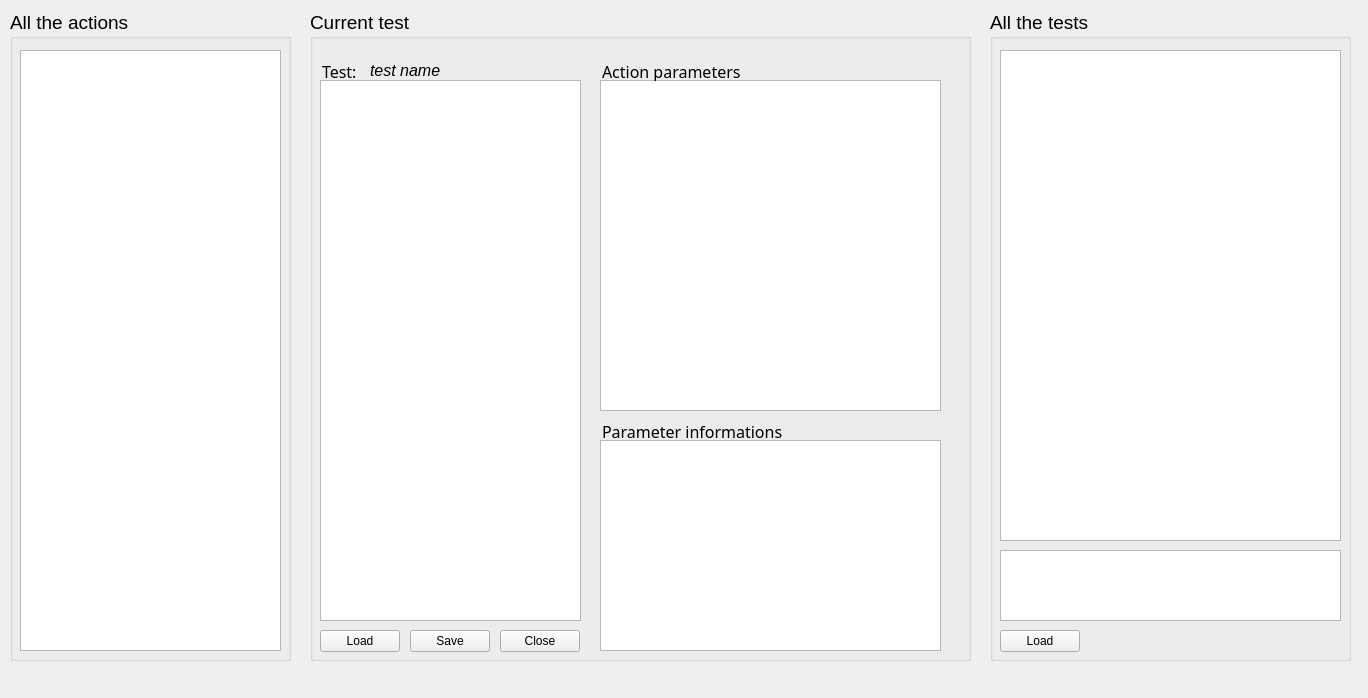
robotology/blocktest, file scriptbuilder/mainwindow.ui: the form before one commit.
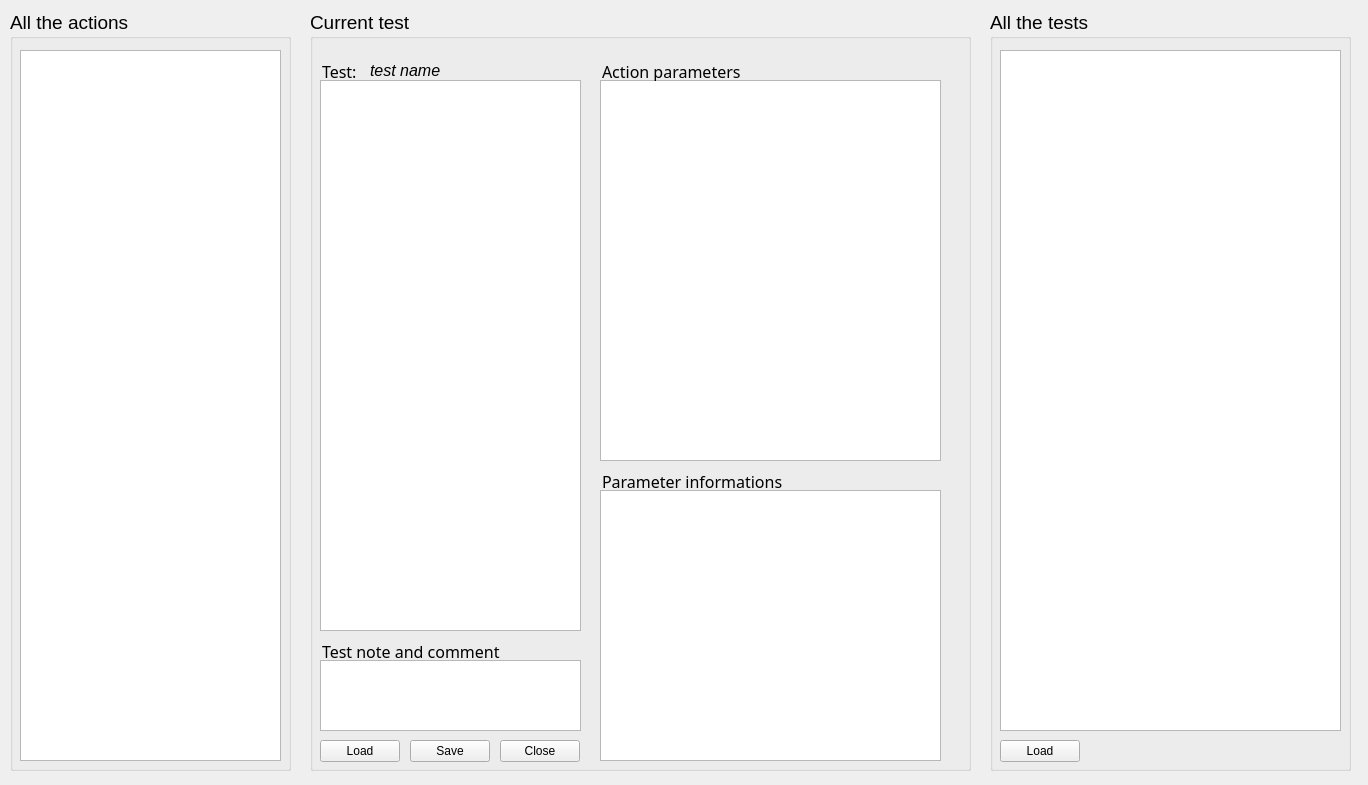
The form after the commit.

```diff
--- a/scriptbuilder/mainwindow.ui
+++ b/scriptbuilder/mainwindow.ui
@@ -10,7 +10,7 @@
     <x>0</x>
     <y>0</y>
     <width>1368</width>
-    <height>698</height>
+    <height>785</height>
    </rect>
   </property>
   <property name="windowTitle">
@@ -26,7 +26,7 @@
       <x>310</x>
       <y>10</y>
       <width>661</width>
-      <height>651</height>
+      <height>761</height>
      </rect>
     </property>
     <property name="font">
@@ -41,7 +41,7 @@
      <property name="geometry">
       <rect>
        <x>100</x>
-       <y>620</y>
+       <y>730</y>
        <width>80</width>
        <height>22</height>
       </rect>
@@ -59,7 +59,7 @@
      <property name="geometry">
       <rect>
        <x>190</x>
-       <y>620</y>
+       <y>730</y>
        <width>80</width>
        <height>22</height>
       </rect>
@@ -100,7 +100,7 @@
        <x>10</x>
        <y>70</y>
        <width>261</width>
-       <height>541</height>
+       <height>551</height>
       </rect>
      </property>
      <property name="font">
@@ -125,7 +125,7 @@
      <property name="geometry">
       <rect>
        <x>10</x>
-       <y>620</y>
+       <y>730</y>
        <width>80</width>
        <height>22</height>
       </rect>
@@ -145,7 +145,7 @@
        <x>290</x>
        <y>70</y>
        <width>341</width>
-       <height>331</height>
+       <height>381</height>
       </rect>
      </property>
      <property name="font">
@@ -200,9 +200,9 @@
      <property name="geometry">
       <rect>
        <x>290</x>
-       <y>430</y>
+       <y>480</y>
        <width>341</width>
-       <height>211</height>
+       <height>271</height>
       </rect>
      </property>
      <property name="font">
@@ -263,7 +263,7 @@
      <property name="geometry">
       <rect>
        <x>290</x>
-       <y>410</y>
+       <y>460</y>
        <width>201</width>
        <height>21</height>
       </rect>
@@ -361,6 +361,56 @@
       <bool>false</bool>
      </property>
     </widget>
+    <widget class="QLineEdit" name="lineEdit_7">
+     <property name="enabled">
+      <bool>true</bool>
+     </property>
+     <property name="geometry">
+      <rect>
+       <x>10</x>
+       <y>630</y>
+       <width>201</width>
+       <height>21</height>
+      </rect>
+     </property>
+     <property name="font">
+      <font>
+       <family>Sans Serif</family>
+       <pointsize>12</pointsize>
+       <weight>50</weight>
+       <italic>false</italic>
+       <bold>false</bold>
+      </font>
+     </property>
+     <property name="autoFillBackground">
+      <bool>false</bool>
+     </property>
+     <property name="styleSheet">
+      <string notr="true">font: 12pt &quot;Sans Serif&quot;;
+background-color: rgba(0, 0, 0, 0);</string>
+     </property>
+     <property name="text">
+      <string>Test note and comment</string>
+     </property>
+     <property name="frame">
+      <bool>false</bool>
+     </property>
+    </widget>
+    <widget class="QTextBrowser" name="testNote">
+     <property name="geometry">
+      <rect>
+       <x>10</x>
+       <y>650</y>
+       <width>261</width>
+       <height>71</height>
+      </rect>
+     </property>
+     <property name="font">
+      <font>
+       <pointsize>10</pointsize>
+      </font>
+     </property>
+    </widget>
    </widget>
    <widget class="QGroupBox" name="actionsBox">
     <property name="geometry">
@@ -368,7 +418,7 @@
       <x>10</x>
       <y>10</y>
       <width>281</width>
-      <height>651</height>
+      <height>761</height>
      </rect>
     </property>
     <property name="font">
@@ -385,7 +435,7 @@
        <x>10</x>
        <y>40</y>
        <width>261</width>
-       <height>601</height>
+       <height>711</height>
       </rect>
      </property>
      <property name="font">
@@ -410,7 +460,7 @@
       <x>990</x>
       <y>10</y>
       <width>361</width>
-      <height>651</height>
+      <height>761</height>
      </rect>
     </property>
     <property name="font">
@@ -433,7 +483,7 @@
        <x>10</x>
        <y>40</y>
        <width>341</width>
-       <height>491</height>
+       <height>681</height>
       </rect>
      </property>
      <property name="font">
@@ -491,7 +541,7 @@
      <property name="geometry">
       <rect>
        <x>10</x>
-       <y>620</y>
+       <y>730</y>
        <width>80</width>
        <height>22</height>
       </rect>
@@ -505,16 +555,6 @@
       <string>Load</string>
      </property>
     </widget>
-    <widget class="QTextBrowser" name="testNote">
-     <property name="geometry">
-      <rect>
-       <x>10</x>
-       <y>540</y>
-       <width>341</width>
-       <height>71</height>
-      </rect>
-     </property>
-    </widget>
    </widget>
    <zorder>actionsBox</zorder>
    <zorder>scriptBox</zorder>
```
